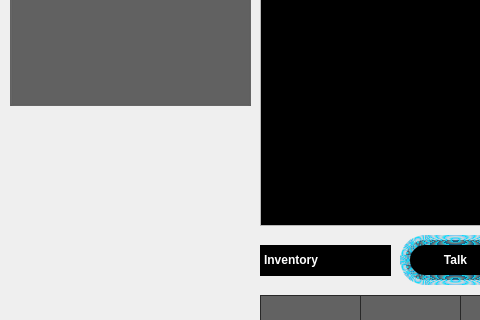
The window that gamewindow.ui (VelvetHawk/Zerk) describes before a commit, drawn with Qt 5; both pictures show x 0 to 480 and y 95 to 415 of the 1127 by 569 pixel window.
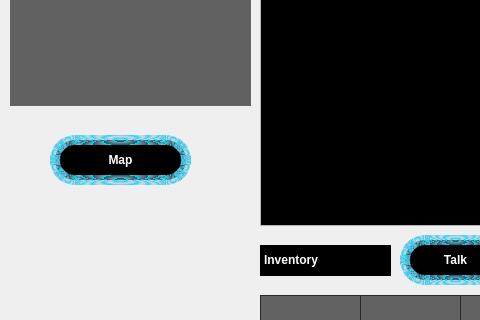
The same window after the commit. Icons and pictures are not drawn.

```diff
--- a/gamewindow.ui
+++ b/gamewindow.ui
@@ -396,6 +396,19 @@
      <string>Examine</string>
     </property>
    </widget>
+   <widget class="QPushButton" name="Map">
+    <property name="geometry">
+     <rect>
+      <x>50</x>
+      <y>230</y>
+      <width>141</width>
+      <height>50</height>
+     </rect>
+    </property>
+    <property name="text">
+     <string>Map</string>
+    </property>
+   </widget>
   </widget>
  </widget>
  <layoutdefault spacing="6" margin="11"/>
```
